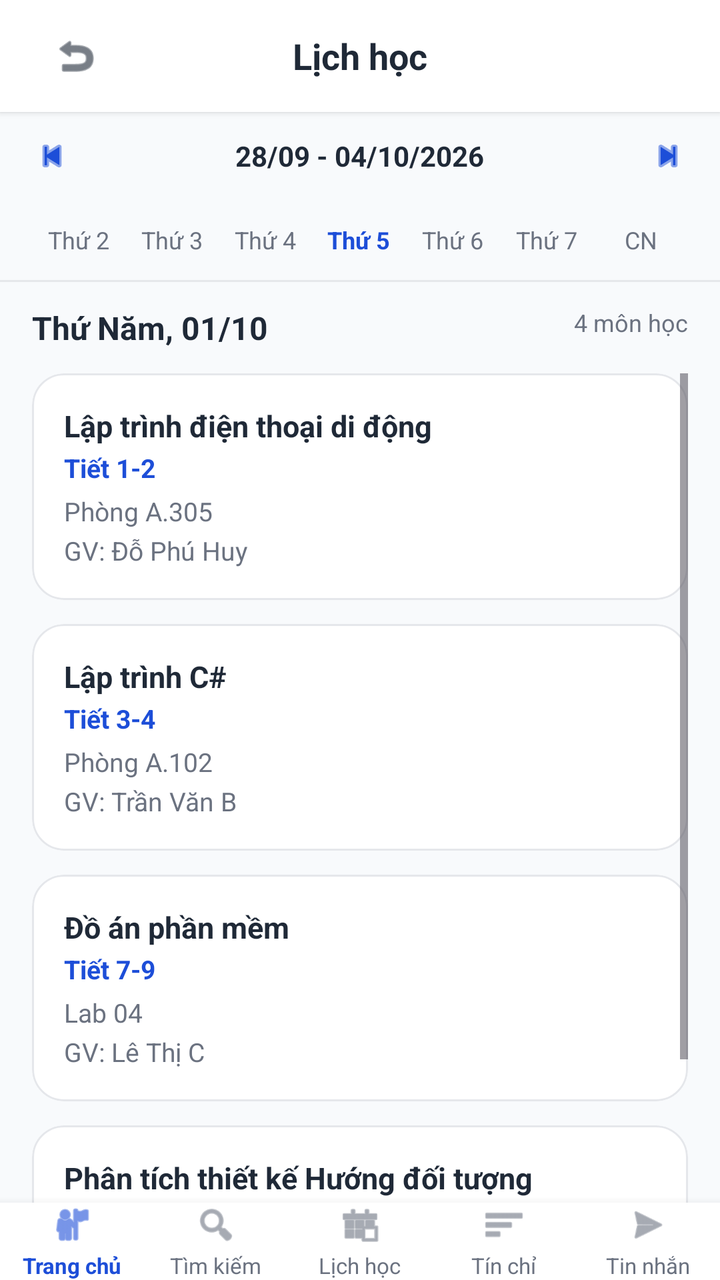
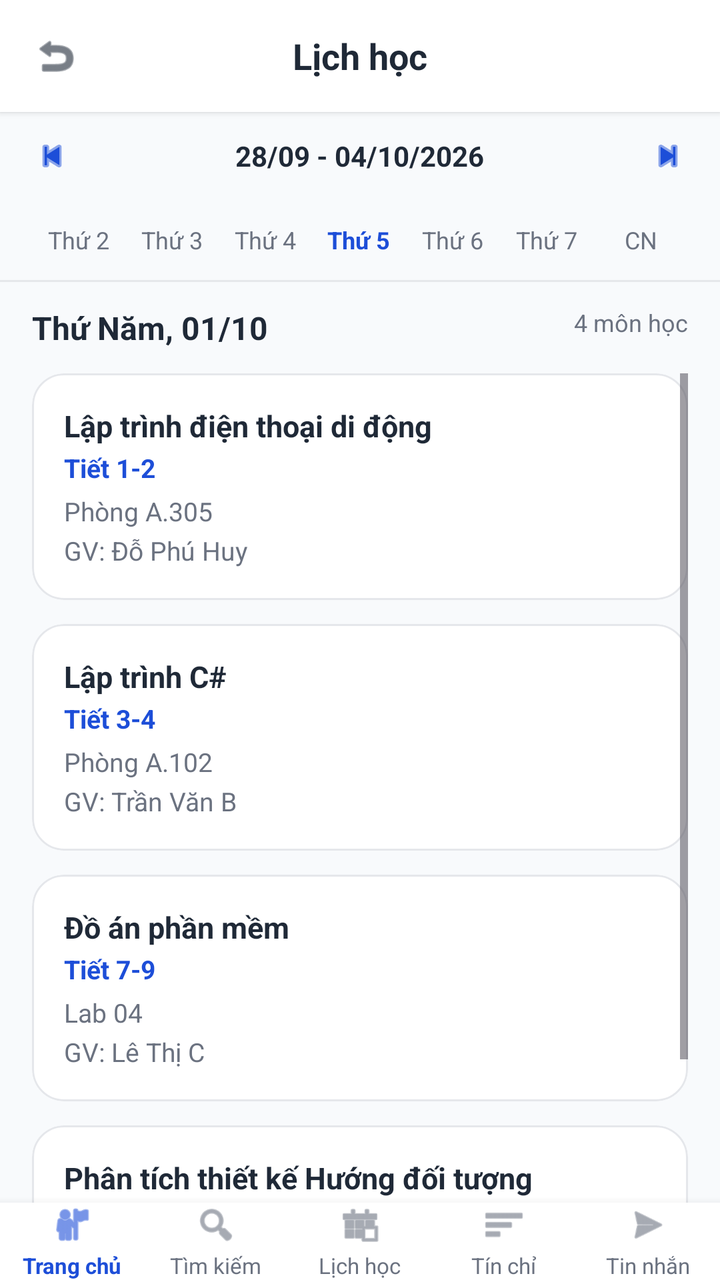

The first picture is an Android layout as it rendered before a commit; the second is the same layout after the commit. The layout source and the unified diff follow.
<!-- AndroidManifest.xml: application theme Theme.XayDung -->
<!-- res/layout/activity_lich_hoc.xml -->
<?xml version="1.0" encoding="utf-8"?>
<RelativeLayout xmlns:android="http://schemas.android.com/apk/res/android"
    xmlns:app="http://schemas.android.com/apk/res-auto"
    android:layout_width="match_parent"
    android:layout_height="match_parent"
    android:background="@color/figma_bg">

    <LinearLayout
        android:layout_width="match_parent"
        android:layout_height="match_parent"
        android:layout_above="@id/bottomNavigation"
        android:orientation="vertical">

        
        <RelativeLayout
            android:layout_width="match_parent"
            android:layout_height="56dp"
            android:paddingHorizontal="16dp"
            android:background="@color/white"
            android:elevation="2dp">

            <ImageView
                android:id="@+id/btnBack"
                android:layout_width="44dp"
                android:layout_height="44dp"
                android:layout_centerVertical="true"
                android:padding="10dp"
                android:clickable="true"
                android:focusable="true"
                android:background="?attr/selectableItemBackgroundBorderless"
                android:src="@android:drawable/ic_menu_revert"
                android:contentDescription="Back"
                app:tint="@color/figma_text_primary" />

            <TextView
                android:layout_width="wrap_content"
                android:layout_height="wrap_content"
                android:layout_centerInParent="true"
                android:text="Lịch học"
                android:textColor="@color/figma_text_primary"
                android:textSize="18sp"
                android:textStyle="bold" />
        </RelativeLayout>

        
        <RelativeLayout
            android:layout_width="match_parent"
            android:layout_height="44dp"
            android:paddingHorizontal="16dp"
            android:gravity="center_vertical">

            <ImageView
                android:layout_width="20dp"
                android:layout_height="20dp"
                android:layout_alignParentStart="true"
                android:layout_centerVertical="true"
                android:src="@android:drawable/ic_media_previous"
                android:contentDescription="Prev"
                app:tint="@color/figma_blue" />

            <TextView
                android:layout_width="wrap_content"
                android:layout_height="wrap_content"
                android:layout_centerInParent="true"
                android:text="28/09 - 04/10/2026"
                android:textColor="@color/figma_text_primary"
                android:textSize="14sp"
                android:textStyle="bold" />

            <ImageView
                android:layout_width="20dp"
                android:layout_height="20dp"
                android:layout_alignParentEnd="true"
                android:layout_centerVertical="true"
                android:src="@android:drawable/ic_media_next"
                android:contentDescription="Next"
                app:tint="@color/figma_blue" />
        </RelativeLayout>

        
        <LinearLayout
            android:layout_width="match_parent"
            android:layout_height="40dp"
            android:orientation="horizontal"
            android:paddingHorizontal="16dp"
            android:gravity="center_vertical">

            <TextView
                android:layout_width="0dp"
                android:layout_height="wrap_content"
                android:layout_weight="1"
                android:gravity="center"
                android:text="Thứ 2"
                android:textColor="@color/figma_text_secondary"
                android:textSize="12sp" />

            <TextView
                android:layout_width="0dp"
                android:layout_height="wrap_content"
                android:layout_weight="1"
                android:gravity="center"
                android:text="Thứ 3"
                android:textColor="@color/figma_text_secondary"
                android:textSize="12sp" />

            <TextView
                android:layout_width="0dp"
                android:layout_height="wrap_content"
                android:layout_weight="1"
                android:gravity="center"
                android:text="Thứ 4"
                android:textColor="@color/figma_text_secondary"
                android:textSize="12sp" />

            <TextView
                android:layout_width="0dp"
                android:layout_height="wrap_content"
                android:layout_weight="1"
                android:gravity="center"
                android:text="Thứ 5"
                android:textColor="@color/figma_blue"
                android:textSize="12sp"
                android:textStyle="bold" />

            <TextView
                android:layout_width="0dp"
                android:layout_height="wrap_content"
                android:layout_weight="1"
                android:gravity="center"
                android:text="Thứ 6"
                android:textColor="@color/figma_text_secondary"
                android:textSize="12sp" />

            <TextView
                android:layout_width="0dp"
                android:layout_height="wrap_content"
                android:layout_weight="1"
                android:gravity="center"
                android:text="Thứ 7"
                android:textColor="@color/figma_text_secondary"
                android:textSize="12sp" />

            <TextView
                android:layout_width="0dp"
                android:layout_height="wrap_content"
                android:layout_weight="1"
                android:gravity="center"
                android:text="CN"
                android:textColor="@color/figma_text_secondary"
                android:textSize="12sp" />
        </LinearLayout>

        <View
            android:layout_width="match_parent"
            android:layout_height="1dp"
            android:background="@color/figma_card_border"
            android:layout_marginBottom="12dp" />

        
        <RelativeLayout
            android:layout_width="match_parent"
            android:layout_height="wrap_content"
            android:paddingHorizontal="16dp"
            android:layout_marginBottom="12dp">

            <TextView
                android:layout_width="wrap_content"
                android:layout_height="wrap_content"
                android:text="Thứ Năm, 01/10"
                android:textColor="@color/figma_text_primary"
                android:textSize="16sp"
                android:textStyle="bold" />

            <TextView
                android:layout_width="wrap_content"
                android:layout_height="wrap_content"
                android:layout_alignParentEnd="true"
                android:text="4 môn học"
                android:textColor="@color/figma_text_secondary"
                android:textSize="12sp" />
        </RelativeLayout>

        
        <ScrollView
            android:layout_width="match_parent"
            android:layout_height="match_parent"
            android:paddingHorizontal="16dp">

            <LinearLayout
                android:layout_width="match_parent"
                android:layout_height="wrap_content"
                android:orientation="vertical">

                
                <com.google.android.material.card.MaterialCardView
                    android:id="@+id/cardScheduleSubject1"
                    android:layout_width="match_parent"
                    android:layout_height="wrap_content"
                    android:layout_marginBottom="12dp"
                    app:cardCornerRadius="16dp"
                    app:cardElevation="0dp"
                    app:cardBackgroundColor="@color/white"
                    app:strokeColor="@color/figma_card_border"
                    app:strokeWidth="1dp"
                    android:clickable="true"
                    android:focusable="true">

                    <LinearLayout
                        android:layout_width="match_parent"
                        android:layout_height="wrap_content"
                        android:orientation="vertical"
                        android:padding="16dp">

                        <TextView
                            android:layout_width="wrap_content"
                            android:layout_height="wrap_content"
                            android:text="Lập trình điện thoại di động"
                            android:textColor="@color/figma_text_primary"
                            android:textSize="15sp"
                            android:textStyle="bold" />

                        <TextView
                            android:layout_width="wrap_content"
                            android:layout_height="wrap_content"
                            android:layout_marginTop="2dp"
                            android:text="Tiết 1-2"
                            android:textColor="@color/figma_blue"
                            android:textSize="13sp"
                            android:textStyle="bold" />

                        <TextView
                            android:layout_width="wrap_content"
                            android:layout_height="wrap_content"
                            android:layout_marginTop="4dp"
                            android:text="Phòng A.305"
                            android:textColor="@color/figma_text_secondary"
                            android:textSize="13sp" />

                        <TextView
                            android:layout_width="wrap_content"
                            android:layout_height="wrap_content"
                            android:layout_marginTop="2dp"
                            android:text="GV: Đỗ Phú Huy"
                            android:textColor="@color/figma_text_secondary"
                            android:textSize="13sp" />
                    </LinearLayout>
                </com.google.android.material.card.MaterialCardView>

                
                <com.google.android.material.card.MaterialCardView
                    android:layout_width="match_parent"
                    android:layout_height="wrap_content"
                    android:layout_marginBottom="12dp"
                    app:cardCornerRadius="16dp"
                    app:cardElevation="0dp"
                    app:cardBackgroundColor="@color/white"
                    app:strokeColor="@color/figma_card_border"
                    app:strokeWidth="1dp">

                    <LinearLayout
                        android:layout_width="match_parent"
                        android:layout_height="wrap_content"
                        android:orientation="vertical"
                        android:padding="16dp">

                        <TextView
                            android:layout_width="wrap_content"
                            android:layout_height="wrap_content"
                            android:text="Lập trình C#"
                            android:textColor="@color/figma_text_primary"
                            android:textSize="15sp"
                            android:textStyle="bold" />

                        <TextView
                            android:layout_width="wrap_content"
                            android:layout_height="wrap_content"
                            android:layout_marginTop="2dp"
                            android:text="Tiết 3-4"
                            android:textColor="@color/figma_blue"
                            android:textSize="13sp"
                            android:textStyle="bold" />

                        <TextView
                            android:layout_width="wrap_content"
                            android:layout_height="wrap_content"
                            android:layout_marginTop="4dp"
                            android:text="Phòng A.102"
                            android:textColor="@color/figma_text_secondary"
                            android:textSize="13sp" />

                        <TextView
                            android:layout_width="wrap_content"
                            android:layout_height="wrap_content"
                            android:layout_marginTop="2dp"
                            android:text="GV: Trần Văn B"
                            android:textColor="@color/figma_text_secondary"
                            android:textSize="13sp" />
                    </LinearLayout>
                </com.google.android.material.card.MaterialCardView>

                
                <com.google.android.material.card.MaterialCardView
                    android:layout_width="match_parent"
                    android:layout_height="wrap_content"
                    android:layout_marginBottom="12dp"
                    app:cardCornerRadius="16dp"
                    app:cardElevation="0dp"
                    app:cardBackgroundColor="@color/white"
                    app:strokeColor="@color/figma_card_border"
                    app:strokeWidth="1dp">

                    <LinearLayout
                        android:layout_width="match_parent"
                        android:layout_height="wrap_content"
                        android:orientation="vertical"
                        android:padding="16dp">

                        <TextView
                            android:layout_width="wrap_content"
                            android:layout_height="wrap_content"
                            android:text="Đồ án phần mềm"
                            android:textColor="@color/figma_text_primary"
                            android:textSize="15sp"
                            android:textStyle="bold" />

                        <TextView
                            android:layout_width="wrap_content"
                            android:layout_height="wrap_content"
                            android:layout_marginTop="2dp"
                            android:text="Tiết 7-9"
                            android:textColor="@color/figma_blue"
                            android:textSize="13sp"
                            android:textStyle="bold" />

                        <TextView
                            android:layout_width="wrap_content"
                            android:layout_height="wrap_content"
                            android:layout_marginTop="4dp"
                            android:text="Lab 04"
                            android:textColor="@color/figma_text_secondary"
                            android:textSize="13sp" />

                        <TextView
                            android:layout_width="wrap_content"
                            android:layout_height="wrap_content"
                            android:layout_marginTop="2dp"
                            android:text="GV: Lê Thị C"
                            android:textColor="@color/figma_text_secondary"
                            android:textSize="13sp" />
                    </LinearLayout>
                </com.google.android.material.card.MaterialCardView>

                
                <com.google.android.material.card.MaterialCardView
                    android:layout_width="match_parent"
                    android:layout_height="wrap_content"
                    android:layout_marginBottom="12dp"
                    app:cardCornerRadius="16dp"
                    app:cardElevation="0dp"
                    app:cardBackgroundColor="@color/white"
                    app:strokeColor="@color/figma_card_border"
                    app:strokeWidth="1dp">

                    <LinearLayout
                        android:layout_width="match_parent"
                        android:layout_height="wrap_content"
                        android:orientation="vertical"
                        android:padding="16dp">

                        <TextView
                            android:layout_width="wrap_content"
                            android:layout_height="wrap_content"
                            android:text="Phân tích thiết kế Hướng đối tượng"
                            android:textColor="@color/figma_text_primary"
                            android:textSize="15sp"
                            android:textStyle="bold" />

                        <TextView
                            android:layout_width="wrap_content"
                            android:layout_height="wrap_content"
                            android:layout_marginTop="2dp"
                            android:text="Tiết 10-11"
                            android:textColor="@color/figma_blue"
                            android:textSize="13sp"
                            android:textStyle="bold" />

                        <TextView
                            android:layout_width="wrap_content"
                            android:layout_height="wrap_content"
                            android:layout_marginTop="4dp"
                            android:text="Phòng B.201"
                            android:textColor="@color/figma_text_secondary"
                            android:textSize="13sp" />

                        <TextView
                            android:layout_width="wrap_content"
                            android:layout_height="wrap_content"
                            android:layout_marginTop="2dp"
                            android:text="GV: Nguyễn Văn A"
                            android:textColor="@color/figma_text_secondary"
                            android:textSize="13sp" />
                    </LinearLayout>
                </com.google.android.material.card.MaterialCardView>

            </LinearLayout>
        </ScrollView>

    </LinearLayout>

    <include
        android:id="@+id/bottomNavigation"
        layout="@layout/layout_bottom_nav"
        android:layout_width="match_parent"
        android:layout_height="wrap_content"
        android:layout_alignParentBottom="true" />

</RelativeLayout>
<!-- res/layout/layout_bottom_nav.xml (included above) -->
<?xml version="1.0" encoding="utf-8"?>
<LinearLayout xmlns:android="http://schemas.android.com/apk/res/android"
    xmlns:app="http://schemas.android.com/apk/res-auto"
    android:layout_width="match_parent"
    android:layout_height="64dp"
    android:background="@color/white"
    android:elevation="8dp"
    android:orientation="horizontal"
    android:gravity="center_vertical">

    
    <LinearLayout
        android:id="@+id/navHome"
        android:layout_width="0dp"
        android:layout_height="match_parent"
        android:layout_weight="1"
        android:gravity="center"
        android:orientation="vertical"
        android:clickable="true"
        android:focusable="true">

        <ImageView
            android:id="@+id/iconHome"
            android:layout_width="22dp"
            android:layout_height="22dp"
            android:src="@android:drawable/ic_menu_myplaces"
            android:contentDescription="Trang chủ"
            app:tint="@color/figma_blue" />

        <TextView
            android:id="@+id/textHome"
            android:layout_width="wrap_content"
            android:layout_height="wrap_content"
            android:layout_marginTop="2dp"
            android:text="Trang chủ"
            android:textColor="@color/figma_blue"
            android:textSize="11sp"
            android:textStyle="bold" />
    </LinearLayout>

    
    <LinearLayout
        android:id="@+id/navSearch"
        android:layout_width="0dp"
        android:layout_height="match_parent"
        android:layout_weight="1"
        android:gravity="center"
        android:orientation="vertical"
        android:clickable="true"
        android:focusable="true">

        <ImageView
            android:id="@+id/iconSearch"
            android:layout_width="22dp"
            android:layout_height="22dp"
            android:src="@android:drawable/ic_menu_search"
            android:contentDescription="Tìm kiếm"
            app:tint="@color/figma_text_secondary" />

        <TextView
            android:id="@+id/textSearch"
            android:layout_width="wrap_content"
            android:layout_height="wrap_content"
            android:layout_marginTop="2dp"
            android:text="Tìm kiếm"
            android:textColor="@color/figma_text_secondary"
            android:textSize="11sp" />
    </LinearLayout>

    
    <LinearLayout
        android:id="@+id/navSchedule"
        android:layout_width="0dp"
        android:layout_height="match_parent"
        android:layout_weight="1"
        android:gravity="center"
        android:orientation="vertical"
        android:clickable="true"
        android:focusable="true">

        <ImageView
            android:id="@+id/iconSchedule"
            android:layout_width="22dp"
            android:layout_height="22dp"
            android:src="@android:drawable/ic_menu_today"
            android:contentDescription="Lịch học"
            app:tint="@color/figma_text_secondary" />

        <TextView
            android:id="@+id/textSchedule"
            android:layout_width="wrap_content"
            android:layout_height="wrap_content"
            android:layout_marginTop="2dp"
            android:text="Lịch học"
            android:textColor="@color/figma_text_secondary"
            android:textSize="11sp" />
    </LinearLayout>

    
    <LinearLayout
        android:id="@+id/navCredit"
        android:layout_width="0dp"
        android:layout_height="match_parent"
        android:layout_weight="1"
        android:gravity="center"
        android:orientation="vertical"
        android:clickable="true"
        android:focusable="true">

        <ImageView
            android:id="@+id/iconCredit"
            android:layout_width="22dp"
            android:layout_height="22dp"
            android:src="@android:drawable/ic_menu_sort_by_size"
            android:contentDescription="Tín chỉ"
            app:tint="@color/figma_text_secondary" />

        <TextView
            android:id="@+id/textCredit"
            android:layout_width="wrap_content"
            android:layout_height="wrap_content"
            android:layout_marginTop="2dp"
            android:text="Tín chỉ"
            android:textColor="@color/figma_text_secondary"
            android:textSize="11sp" />
    </LinearLayout>

    
    <LinearLayout
        android:id="@+id/navMessage"
        android:layout_width="0dp"
        android:layout_height="match_parent"
        android:layout_weight="1"
        android:gravity="center"
        android:orientation="vertical"
        android:clickable="true"
        android:focusable="true">

        <ImageView
            android:id="@+id/iconMessage"
            android:layout_width="22dp"
            android:layout_height="22dp"
            android:src="@android:drawable/ic_menu_send"
            android:contentDescription="Tin nhắn"
            app:tint="@color/figma_text_secondary" />

        <TextView
            android:id="@+id/textMessage"
            android:layout_width="wrap_content"
            android:layout_height="wrap_content"
            android:layout_marginTop="2dp"
            android:text="Tin nhắn"
            android:textColor="@color/figma_text_secondary"
            android:textSize="11sp" />
    </LinearLayout>

</LinearLayout>
<!-- resources referenced by this layout -->
<resources>
  <color name="figma_bg">#F8FAFC</color>
  <color name="figma_blue">#1D4ED8</color>
  <color name="figma_card_border">#E5E7EB</color>
  <color name="figma_text_primary">#1F2937</color>
  <color name="figma_text_secondary">#6B7280</color>
  <color name="white">#FFFFFFFF</color>
  <style name="Theme.XayDung" parent="Base.Theme.XayDung" />
  <style name="Base.Theme.XayDung" parent="Theme.Material3.DayNight.NoActionBar">
          <item name="colorPrimary">@color/figma_blue</item>
          <item name="colorPrimaryDark">@color/figma_blue_dark</item>
          <item name="colorSecondary">@color/figma_blue</item>
          <item name="android:windowBackground">@color/figma_bg</item>
      </style>
  <color name="figma_blue_dark">#1E40AF</color>
</resources>

<!-- the commit's change to res/layout/activity_lich_hoc.xml (unified diff, before → after) -->
@@ -15,27 +15,35 @@
         <RelativeLayout
             android:layout_width="match_parent"
             android:layout_height="56dp"
-            android:paddingHorizontal="16dp"
             android:background="@color/white"
             android:elevation="2dp">
 
-            <ImageView
-                android:id="@+id/btnBack"
-                android:layout_width="44dp"
-                android:layout_height="44dp"
+            <FrameLayout
+                android:id="@+id/btnBackContainer"
+                android:layout_width="56dp"
+                android:layout_height="56dp"
+                android:layout_alignParentStart="true"
                 android:layout_centerVertical="true"
-                android:padding="10dp"
                 android:clickable="true"
                 android:focusable="true"
-                android:background="?attr/selectableItemBackgroundBorderless"
-                android:src="@android:drawable/ic_menu_revert"
-                android:contentDescription="Back"
-                app:tint="@color/figma_text_primary" />
+                android:elevation="10dp"
+                android:background="?attr/selectableItemBackgroundBorderless">
+
+                <ImageView
+                    android:id="@+id/btnBack"
+                    android:layout_width="24dp"
+                    android:layout_height="24dp"
+                    android:layout_gravity="center"
+                    android:src="@android:drawable/ic_menu_revert"
+                    android:contentDescription="Back"
+                    app:tint="@color/figma_text_primary" />
+            </FrameLayout>
 
             <TextView
                 android:layout_width="wrap_content"
                 android:layout_height="wrap_content"
                 android:layout_centerInParent="true"
+                android:clickable="false"
                 android:text="Lịch học"
                 android:textColor="@color/figma_text_primary"
                 android:textSize="18sp"
